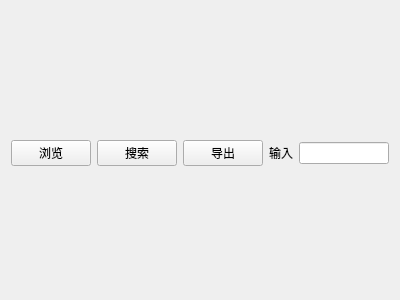
Kpure1000/mxzygl_client, file gui/uicomponent/modelsearchwidget.ui: the form before one commit.
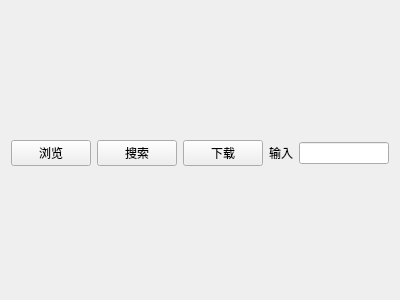
The form after the commit.

Commit message: udpate: in search widget, export to download

Patch:
```diff
--- a/gui/uicomponent/modelsearchwidget.ui
+++ b/gui/uicomponent/modelsearchwidget.ui
@@ -36,7 +36,7 @@
      <item>
       <widget class="QPushButton" name="bt_export">
        <property name="text">
-        <string>导出</string>
+        <string>下载</string>
        </property>
       </widget>
      </item>
```
The commit also changes 1 other file.
